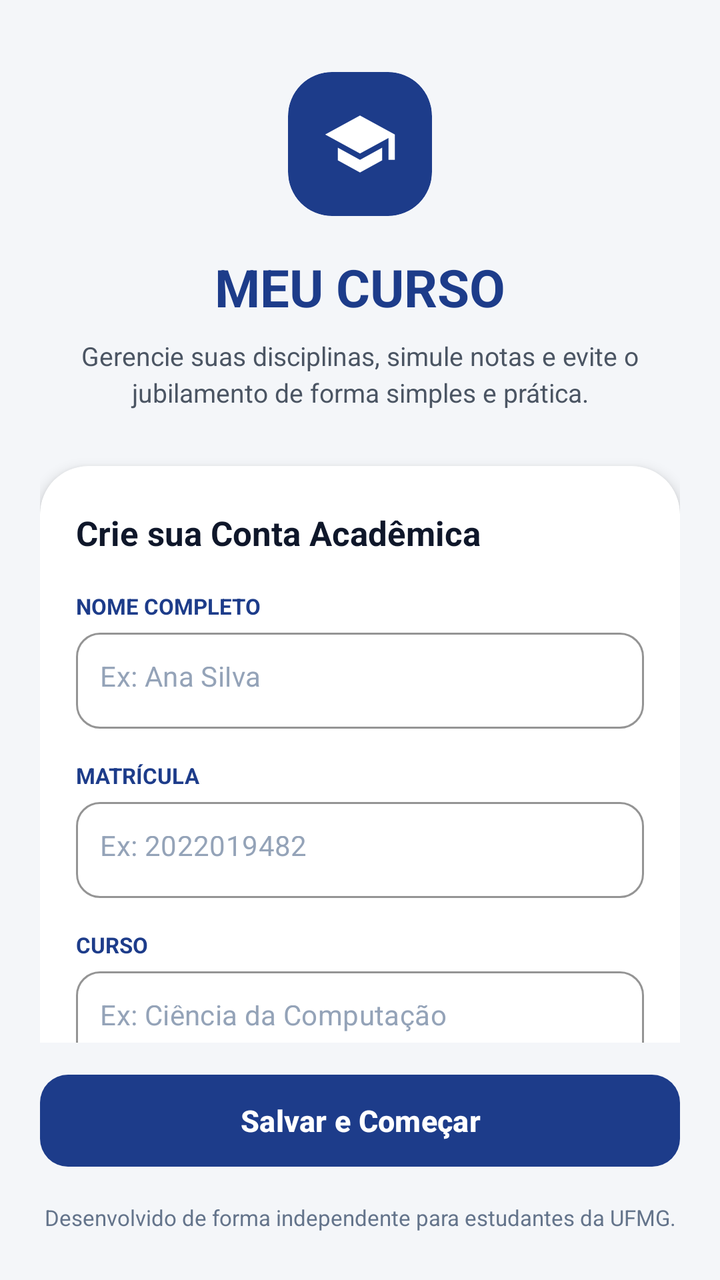
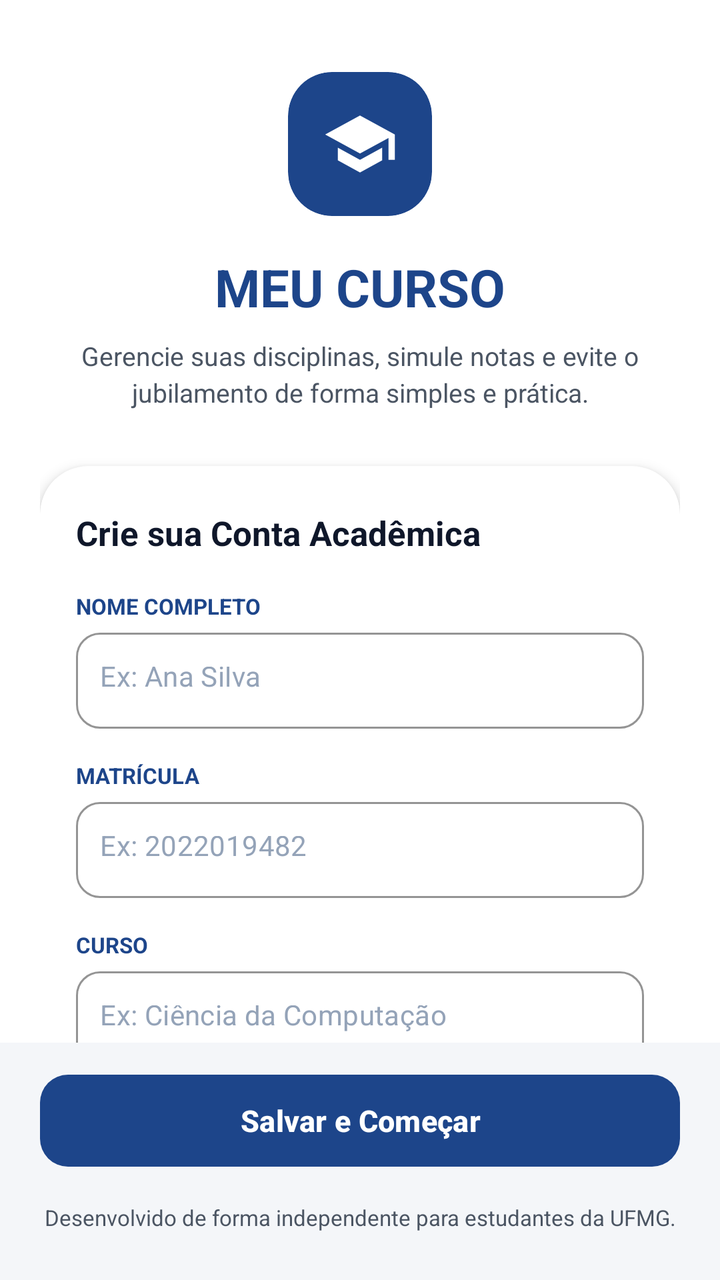

Compare the two renders of this Android layout. The source of the first and the diff that turns it into the second are given below.
<!-- AndroidManifest.xml: application theme Theme.MyAppNsg -->
<!-- res/layout/activity_main.xml -->
<?xml version="1.0" encoding="utf-8"?>
<androidx.constraintlayout.widget.ConstraintLayout
    xmlns:android="http://schemas.android.com/apk/res/android"
    xmlns:app="http://schemas.android.com/apk/res-auto"
    xmlns:tools="http://schemas.android.com/tools"
    android:id="@+id/main"
    android:layout_width="match_parent"
    android:layout_height="match_parent"
    android:background="#F4F6F9"
    tools:context=".MainActivity">

    <ScrollView
        android:layout_width="0dp"
        android:layout_height="0dp"
        android:fillViewport="true"
        android:scrollbars="none"
        app:layout_constraintTop_toTopOf="parent"
        app:layout_constraintBottom_toTopOf="@id/bottomContainer"
        app:layout_constraintStart_toStartOf="parent"
        app:layout_constraintEnd_toEndOf="parent">

        <androidx.constraintlayout.widget.ConstraintLayout
            android:layout_width="match_parent"
            android:layout_height="wrap_content"
            android:paddingHorizontal="20dp"
            android:paddingTop="36dp"
            android:paddingBottom="20dp">

            
            <com.google.android.material.card.MaterialCardView
                android:id="@+id/cardIcon"
                android:layout_width="72dp"
                android:layout_height="72dp"
                app:cardCornerRadius="22dp"
                app:cardElevation="0dp"
                app:cardBackgroundColor="#1D3C8A"
                app:strokeWidth="0dp"
                app:layout_constraintTop_toTopOf="parent"
                app:layout_constraintStart_toStartOf="parent"
                app:layout_constraintEnd_toEndOf="parent">

                <ImageView
                    android:layout_width="38dp"
                    android:layout_height="38dp"
                    android:layout_gravity="center"
                    android:src="@drawable/ic_school"
                    app:tint="#FFFFFF"
                    tools:ignore="ContentDescription" />
            </com.google.android.material.card.MaterialCardView>

            
            <TextView
                android:id="@+id/tvAppTitle"
                android:layout_width="wrap_content"
                android:layout_height="wrap_content"
                android:layout_marginTop="18dp"
                android:text="@string/meu_curso"
                android:textColor="#1D3C8A"
                android:textSize="26sp"
                android:textStyle="bold"
                app:layout_constraintTop_toBottomOf="@id/cardIcon"
                app:layout_constraintStart_toStartOf="parent"
                app:layout_constraintEnd_toEndOf="parent" />

            
            <TextView
                android:id="@+id/tvSubtitle"
                android:layout_width="0dp"
                android:layout_height="wrap_content"
                android:layout_marginTop="8dp"
                android:layout_marginHorizontal="16dp"
                android:gravity="center"
                android:lineSpacingExtra="3dp"
                android:text="@string/gerencie_suas_disciplinas_simule_notas_e_evite_o_jubilamento_de_forma_simples_e_pr_tica"
                android:textColor="#4B5563"
                android:textSize="13sp"
                app:layout_constraintTop_toBottomOf="@id/tvAppTitle"
                app:layout_constraintStart_toStartOf="parent"
                app:layout_constraintEnd_toEndOf="parent" />

            
            <com.google.android.material.card.MaterialCardView
                android:id="@+id/cardForm"
                android:layout_width="0dp"
                android:layout_height="wrap_content"
                android:layout_marginTop="28dp"
                app:cardCornerRadius="24dp"
                app:cardElevation="4dp"
                app:cardBackgroundColor="#FFFFFF"
                app:strokeWidth="0dp"
                app:layout_constraintTop_toBottomOf="@id/tvSubtitle"
                app:layout_constraintStart_toStartOf="parent"
                app:layout_constraintEnd_toEndOf="parent">

                <LinearLayout
                    android:layout_width="match_parent"
                    android:layout_height="wrap_content"
                    android:orientation="vertical"
                    android:paddingHorizontal="18dp"
                    android:paddingTop="22dp"
                    android:paddingBottom="26dp">

                    
                    <TextView
                        android:id="@+id/tvCardTitle"
                        android:layout_width="wrap_content"
                        android:layout_height="wrap_content"
                        android:text="@string/crie_sua_conta_acad_mica"
                        android:textColor="#0F172A"
                        android:textSize="17sp"
                        android:textStyle="bold" />

                    
                    <TextView
                        android:layout_width="wrap_content"
                        android:layout_height="wrap_content"
                        android:layout_marginTop="18dp"
                        android:text="@string/nome_completo"
                        android:textColor="#1D3C8A"
                        android:textSize="11sp"
                        android:textStyle="bold" />

                    
                    <com.google.android.material.textfield.TextInputLayout
                        android:id="@+id/layoutNome"
                        style="@style/Widget.MaterialComponents.TextInputLayout.OutlinedBox"
                        android:layout_width="match_parent"
                        android:layout_height="wrap_content"
                        android:layout_marginTop="6dp"
                        app:boxCornerRadiusBottomEnd="12dp"
                        app:boxCornerRadiusBottomStart="12dp"
                        app:boxCornerRadiusTopEnd="12dp"
                        app:boxCornerRadiusTopStart="12dp"
                        app:boxStrokeColor="#CBD5E1"
                        app:boxStrokeWidth="1dp"
                        app:hintEnabled="false">

                        <com.google.android.material.textfield.TextInputEditText
                            android:id="@+id/etNome"
                            android:layout_width="match_parent"
                            android:layout_height="48dp"
                            android:hint="@string/ex_ana_silva"
                            android:inputType="textPersonName"
                            android:paddingHorizontal="12dp"
                            android:textColor="#1E293B"
                            android:textColorHint="#94A3B8"
                            android:textSize="14sp" />
                    </com.google.android.material.textfield.TextInputLayout>

                    
                    <TextView
                        android:layout_width="wrap_content"
                        android:layout_height="wrap_content"
                        android:layout_marginTop="16dp"
                        android:text="@string/matr_cula"
                        android:textColor="#1D3C8A"
                        android:textSize="11sp"
                        android:textStyle="bold" />

                    
                    <com.google.android.material.textfield.TextInputLayout
                        android:id="@+id/layoutMatricula"
                        style="@style/Widget.MaterialComponents.TextInputLayout.OutlinedBox"
                        android:layout_width="match_parent"
                        android:layout_height="wrap_content"
                        android:layout_marginTop="6dp"
                        app:boxCornerRadiusBottomEnd="12dp"
                        app:boxCornerRadiusBottomStart="12dp"
                        app:boxCornerRadiusTopEnd="12dp"
                        app:boxCornerRadiusTopStart="12dp"
                        app:boxStrokeColor="#CBD5E1"
                        app:boxStrokeWidth="1dp"
                        app:hintEnabled="false">

                        <com.google.android.material.textfield.TextInputEditText
                            android:id="@+id/etMatricula"
                            android:layout_width="match_parent"
                            android:layout_height="48dp"
                            android:hint="@string/ex_2022019482"
                            android:inputType="number"
                            android:paddingHorizontal="12dp"
                            android:textColor="#1E293B"
                            android:textColorHint="#94A3B8"
                            android:textSize="14sp" />
                    </com.google.android.material.textfield.TextInputLayout>

                    
                    <TextView
                        android:layout_width="wrap_content"
                        android:layout_height="wrap_content"
                        android:layout_marginTop="16dp"
                        android:text="@string/curso"
                        android:textColor="#1D3C8A"
                        android:textSize="11sp"
                        android:textStyle="bold" />

                    
                    <com.google.android.material.textfield.TextInputLayout
                        android:id="@+id/layoutCurso"
                        style="@style/Widget.MaterialComponents.TextInputLayout.OutlinedBox"
                        android:layout_width="match_parent"
                        android:layout_height="wrap_content"
                        android:layout_marginTop="6dp"
                        app:boxCornerRadiusBottomEnd="12dp"
                        app:boxCornerRadiusBottomStart="12dp"
                        app:boxCornerRadiusTopEnd="12dp"
                        app:boxCornerRadiusTopStart="12dp"
                        app:boxStrokeColor="#CBD5E1"
                        app:boxStrokeWidth="1dp"
                        app:hintEnabled="false">

                        <com.google.android.material.textfield.TextInputEditText
                            android:id="@+id/etCurso"
                            android:layout_width="match_parent"
                            android:layout_height="48dp"
                            android:hint="@string/ex_ci_ncia_da_computa_o"
                            android:inputType="text"
                            android:paddingHorizontal="12dp"
                            android:textColor="#1E293B"
                            android:textColorHint="#94A3B8"
                            android:textSize="14sp" />
                    </com.google.android.material.textfield.TextInputLayout>

                </LinearLayout>
            </com.google.android.material.card.MaterialCardView>

        </androidx.constraintlayout.widget.ConstraintLayout>
    </ScrollView>

    
    <LinearLayout
        android:id="@+id/bottomContainer"
        android:layout_width="match_parent"
        android:layout_height="wrap_content"
        android:orientation="vertical"
        android:paddingHorizontal="20dp"
        android:paddingTop="12dp"
        android:paddingBottom="24dp"
        android:background="#F4F6F9"
        app:layout_constraintBottom_toBottomOf="parent"
        app:layout_constraintStart_toStartOf="parent"
        app:layout_constraintEnd_toEndOf="parent">

        <com.google.android.material.button.MaterialButton
            android:id="@+id/btnSalvar"
            android:layout_width="match_parent"
            android:layout_height="54dp"
            android:text="@string/salvar_e_come_ar"
            android:textAllCaps="false"
            android:textColor="#FFFFFF"
            android:textSize="15sp"
            android:textStyle="bold"
            app:backgroundTint="#1D3C8A"
            app:cornerRadius="14dp"
            app:elevation="2dp" />

        <TextView
            android:id="@+id/tvFooterNote"
            android:layout_width="match_parent"
            android:layout_height="wrap_content"
            android:layout_marginTop="14dp"
            android:gravity="center"
            android:lineSpacingExtra="2dp"
            android:text="@string/desenvolvido_de_forma_independente_por_um_estudante_da_ufmg"
            android:textColor="#64748B"
            android:textSize="11sp" />
    </LinearLayout>

</androidx.constraintlayout.widget.ConstraintLayout>
<!-- resources referenced by this layout -->
<resources>
  <!-- drawable ic_school (drawable) -->
  <vector xmlns:android="http://schemas.android.com/apk/res/android"
      android:width="5dp"
      android:height="5dp"
      android:viewportWidth="24"
      android:viewportHeight="24">
      <path
          android:fillColor="#FFFFFFFF"
          android:pathData="M5,13.18v4L12,21l7,-3.82v-4L12,17l-7,-3.82zM12,3L1,9l11,6 9,-4.91V17h2V9L12,3z"/>
  </vector>
  <string name="crie_sua_conta_acad_mica">Crie sua Conta Acadêmica</string>
  <string name="curso">CURSO</string>
  <string name="desenvolvido_de_forma_independente_por_um_estudante_da_ufmg">Desenvolvido de forma independente para estudantes da UFMG.</string>
  <string name="ex_2022019482">Ex: 2022019482</string>
  <string name="ex_ana_silva">Ex: Ana Silva</string>
  <string name="ex_ci_ncia_da_computa_o">Ex: Ciência da Computação</string>
  <string name="gerencie_suas_disciplinas_simule_notas_e_evite_o_jubilamento_de_forma_simples_e_pr_tica">Gerencie suas disciplinas, simule notas e evite o jubilamento de forma simples e prática.</string>
  <string name="matr_cula">MATRÍCULA</string>
  <string name="meu_curso">MEU CURSO</string>
  <string name="nome_completo">NOME COMPLETO</string>
  <string name="salvar_e_come_ar">Salvar e Começar</string>
  <style name="Theme.MyAppNsg" parent="Base.Theme.MyAppNsg" />
  <style name="Base.Theme.MyAppNsg" parent="Theme.Material3.DayNight.NoActionBar">
          
          
      </style>
</resources>

<!-- the commit's change to res/layout/activity_main.xml (unified diff, before → after) -->
@@ -6,7 +6,7 @@
     android:id="@+id/main"
     android:layout_width="match_parent"
     android:layout_height="match_parent"
-    android:background="#F4F6F9"
+    android:background="@color/white"
     tools:context=".MainActivity">
 
     <ScrollView
@@ -33,7 +33,7 @@
                 android:layout_height="72dp"
                 app:cardCornerRadius="22dp"
                 app:cardElevation="0dp"
-                app:cardBackgroundColor="#1D3C8A"
+                app:cardBackgroundColor="@color/blue"
                 app:strokeWidth="0dp"
                 app:layout_constraintTop_toTopOf="parent"
                 app:layout_constraintStart_toStartOf="parent"
@@ -44,7 +44,7 @@
                     android:layout_height="38dp"
                     android:layout_gravity="center"
                     android:src="@drawable/ic_school"
-                    app:tint="#FFFFFF"
+                    app:tint="@color/white"
                     tools:ignore="ContentDescription" />
             </com.google.android.material.card.MaterialCardView>
 
@@ -55,7 +55,7 @@
                 android:layout_height="wrap_content"
                 android:layout_marginTop="18dp"
                 android:text="@string/meu_curso"
-                android:textColor="#1D3C8A"
+                android:textColor="@color/blue"
                 android:textSize="26sp"
                 android:textStyle="bold"
                 app:layout_constraintTop_toBottomOf="@id/cardIcon"
@@ -72,7 +72,7 @@
                 android:gravity="center"
                 android:lineSpacingExtra="3dp"
                 android:text="@string/gerencie_suas_disciplinas_simule_notas_e_evite_o_jubilamento_de_forma_simples_e_pr_tica"
-                android:textColor="#4B5563"
+                android:textColor="@color/greysub"
                 android:textSize="13sp"
                 app:layout_constraintTop_toBottomOf="@id/tvAppTitle"
                 app:layout_constraintStart_toStartOf="parent"
@@ -116,7 +116,7 @@
                         android:layout_height="wrap_content"
                         android:layout_marginTop="18dp"
                         android:text="@string/nome_completo"
-                        android:textColor="#1D3C8A"
+                        android:textColor="@color/blue"
                         android:textSize="11sp"
                         android:textStyle="bold" />
 
@@ -153,7 +153,7 @@
                         android:layout_height="wrap_content"
                         android:layout_marginTop="16dp"
                         android:text="@string/matr_cula"
-                        android:textColor="#1D3C8A"
+                        android:textColor="@color/blue"
                         android:textSize="11sp"
                         android:textStyle="bold" />
 
@@ -190,7 +190,7 @@
                         android:layout_height="wrap_content"
                         android:layout_marginTop="16dp"
                         android:text="@string/curso"
-                        android:textColor="#1D3C8A"
+                        android:textColor="@color/blue"
                         android:textSize="11sp"
                         android:textStyle="bold" />
 
@@ -250,7 +250,7 @@
             android:textColor="#FFFFFF"
             android:textSize="15sp"
             android:textStyle="bold"
-            app:backgroundTint="#1D3C8A"
+            app:backgroundTint="@color/blue"
             app:cornerRadius="14dp"
             app:elevation="2dp" />
 
@@ -262,7 +262,7 @@
             android:gravity="center"
             android:lineSpacingExtra="2dp"
             android:text="@string/desenvolvido_de_forma_independente_por_um_estudante_da_ufmg"
-            android:textColor="#64748B"
+            android:textColor="@color/greysub"
             android:textSize="11sp" />
     </LinearLayout>
 
<!-- resource entries referenced after the edit -->
@@ -1,5 +1,8 @@
 <!-- resources referenced by this layout -->
 <resources>
+  <color name="blue">#1D458A</color>
+  <color name="greysub">#4B5563</color>
+  <color name="white">#FFFFFFFF</color>
   <!-- drawable ic_school (drawable) -->
   <vector xmlns:android="http://schemas.android.com/apk/res/android"
       android:width="5dp"
